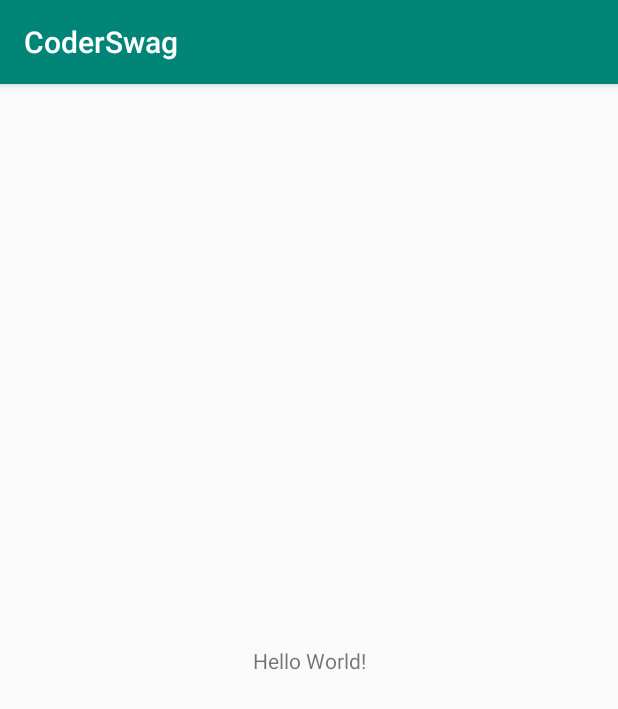
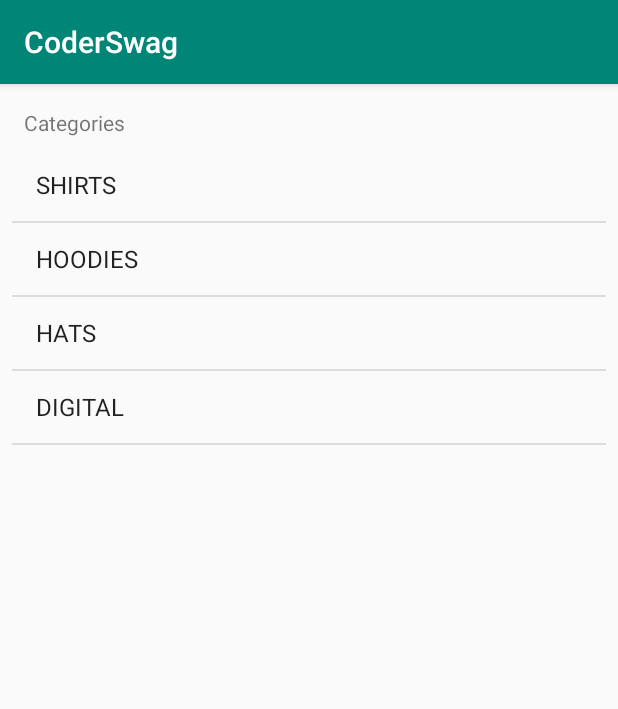
Before and after one commit to dimitronikito/CoderSwag, an Android app: the screen it shows after launch (MainActivity), on a phone screen of 412 x 824 dp. Shown: the top 709 px of the screen. Run offline under Robolectric (Android 15) with nearby library versions, the phone set to English and light mode, and no system bars.

Commit message:
lesson 2

```diff
--- a/app/src/main/java/com/diminiki/coderswag/Controller/MainActivity.kt
+++ b/app/src/main/java/com/diminiki/coderswag/Controller/MainActivity.kt
@@ -2,12 +2,25 @@ package com.diminiki.coderswag.Controller
 
 import androidx.appcompat.app.AppCompatActivity
 import android.os.Bundle
+import android.widget.ArrayAdapter
+import com.diminiki.coderswag.Model.Category
 import com.diminiki.coderswag.R
+import com.diminiki.coderswag.Services.DataService
+import kotlinx.android.synthetic.main.activity_main.*
 
 class MainActivity : AppCompatActivity() {
+
+    lateinit var adapter : ArrayAdapter<Category>
 
     override fun onCreate(savedInstanceState: Bundle?) {
         super.onCreate(savedInstanceState)
         setContentView(R.layout.activity_main)
+
+        adapter = ArrayAdapter(this,
+                android.R.layout.simple_list_item_1,
+                DataService.categories)
+        categoryListView.adapter = adapter
     }
+
+
 }
--- a/app/src/main/java/com/diminiki/coderswag/Model/Category.kt
+++ b/app/src/main/java/com/diminiki/coderswag/Model/Category.kt
@@ -1,3 +1,7 @@
 package com.diminiki.coderswag.Model
 
-class Category(val title: String, val image: String)
+class Category(val title: String, val image: String) {
+    override fun toString(): String {
+        return title
+    }
+}
--- a/app/src/main/res/layout/activity_main.xml
+++ b/app/src/main/res/layout/activity_main.xml
@@ -7,12 +7,26 @@
     tools:context=".Controller.MainActivity">
 
     <TextView
+        android:id="@+id/textView"
         android:layout_width="wrap_content"
         android:layout_height="wrap_content"
-        android:text="Hello World!"
-        app:layout_constraintBottom_toBottomOf="parent"
-        app:layout_constraintLeft_toLeftOf="parent"
-        app:layout_constraintRight_toRightOf="parent"
+        android:layout_marginStart="16dp"
+        android:layout_marginTop="16dp"
+        android:text="Categories"
+        app:layout_constraintStart_toStartOf="parent"
         app:layout_constraintTop_toTopOf="parent" />
 
+    <ListView
+        android:id="@+id/categoryListView"
+        android:layout_width="0dp"
+        android:layout_height="0dp"
+        android:layout_marginStart="8dp"
+        android:layout_marginTop="8dp"
+        android:layout_marginEnd="8dp"
+        android:layout_marginBottom="8dp"
+        app:layout_constraintBottom_toBottomOf="parent"
+        app:layout_constraintEnd_toEndOf="parent"
+        app:layout_constraintStart_toStartOf="parent"
+        app:layout_constraintTop_toBottomOf="@+id/textView" />
+
 </androidx.constraintlayout.widget.ConstraintLayout>
```
Also changed, not shown: app/src/main/res/layout/category_list_item.xml (added, +35 -0 lines).
